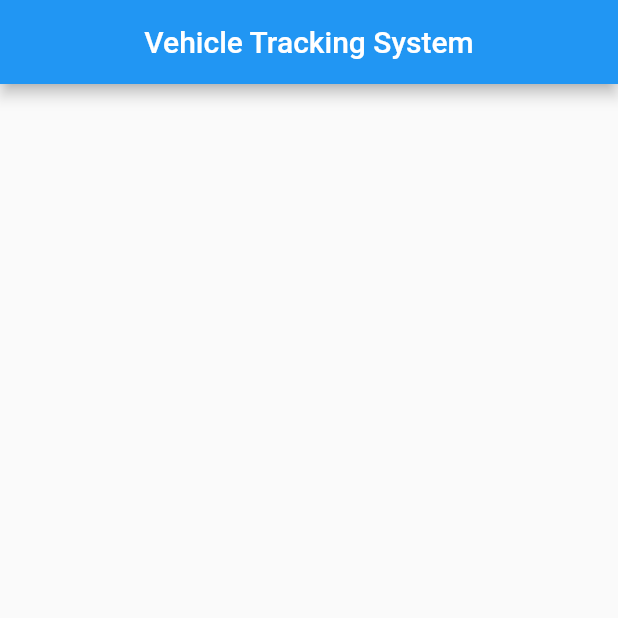
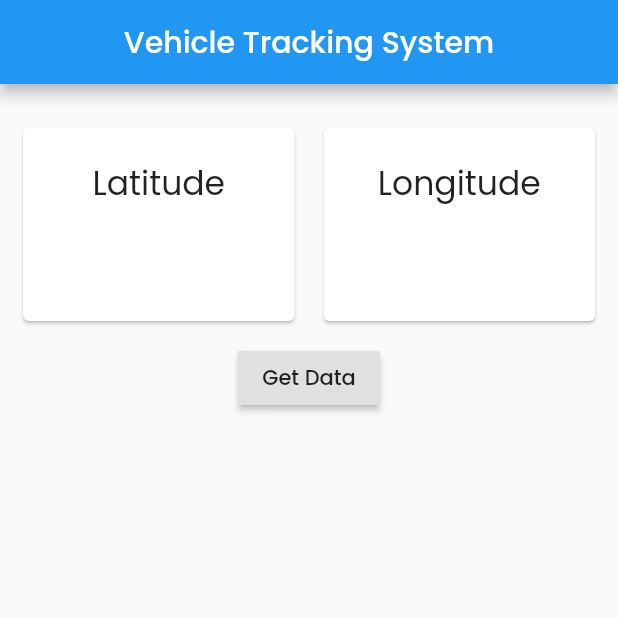
Before and after one commit to prashantchanne12/Vehicle-Tracking-System, a Flutter app: the screen it shows after launch, on a phone screen of 412 x 824 dp, the top half of it. Run offline on Flutter 3.47's test engine with Material 2 defaults, Android fonts, the phone set to English and light mode, and no system bars; our stand-ins replace firebase_database; accounts and stored records are empty.

Commit message:
fetching data from firebase

```diff
--- a/lib/main.dart
+++ b/lib/main.dart
@@ -1,4 +1,7 @@
 import 'package:flutter/material.dart';
+import 'package:firebase_database/firebase_database.dart';
+
+final databaseReference = FirebaseDatabase.instance.reference();
 
 void main() {
   runApp(MyApp());
@@ -13,6 +16,7 @@ class MyApp extends StatelessWidget {
       debugShowCheckedModeBanner: false,
       theme: ThemeData(
         primarySwatch: Colors.blue,
+        fontFamily: 'poppins',
         visualDensity: VisualDensity.adaptivePlatformDensity,
       ),
       home: MyHomePage(),
@@ -20,7 +24,31 @@ class MyApp extends StatelessWidget {
   }
 }
 
-class MyHomePage extends StatelessWidget {
+class MyHomePage extends StatefulWidget {
+  @override
+  _MyHomePageState createState() => _MyHomePageState();
+}
+
+class _MyHomePageState extends State<MyHomePage> {
+  var latitude = '';
+  var longitude = '';
+
+  @override
+  void initState() {
+    super.initState();
+    getData();
+  }
+
+  void getData() {
+    databaseReference.once().then((DataSnapshot snapshot) {
+      print('Data : ${snapshot.value}');
+      setState(() {
+        latitude = '${snapshot.value['latitude']}';
+        longitude = '${snapshot.value['longitude']}';
+      });
+    });
+  }
+
   @override
   Widget build(BuildContext context) {
     return Scaffold(
@@ -28,7 +56,79 @@ class MyHomePage extends StatelessWidget {
         title: Text('Vehicle Tracking System'),
         centerTitle: true,
       ),
-      body: Container(),
+      body: Container(
+        child: Column(
+          children: [
+            SizedBox(
+              height: 25.0,
+            ),
+            Row(
+              mainAxisAlignment: MainAxisAlignment.spaceEvenly,
+              children: [
+                Card(
+                  child: Container(
+                    width: (MediaQuery.of(context).size.width - 50) / 2,
+                    padding: EdgeInsets.all(20.0),
+                    decoration: BoxDecoration(
+                      border: Border.all(color: Colors.transparent),
+                    ),
+                    child: Column(
+                      children: [
+                        Text(
+                          'Latitude',
+                          style: TextStyle(
+                            fontSize: 22.0,
+                          ),
+                        ),
+                        SizedBox(height: 15.0),
+                        Text(
+                          latitude,
+                          style: TextStyle(
+                            fontSize: 26.0,
+                          ),
+                        ),
+                      ],
+                    ),
+                  ),
+                ),
+                Card(
+                  child: Container(
+                    width: (MediaQuery.of(context).size.width - 50) / 2,
+                    padding: EdgeInsets.all(20.0),
+                    decoration: BoxDecoration(
+                      border: Border.all(color: Colors.transparent),
+                    ),
+                    child: Column(
+                      children: [
+                        Text(
+                          'Longitude',
+                          style: TextStyle(
+                            fontSize: 22.0,
+                          ),
+                        ),
+                        SizedBox(height: 15.0),
+                        Text(
+                          longitude,
+                          style: TextStyle(
+                            fontSize: 26.0,
+                          ),
+                        ),
+                      ],
+                    ),
+                  ),
+                ),
+              ],
+            ),
+            SizedBox(height: 10.0),
+            RaisedButton(
+              child: Text('Get Data'),
+              onPressed: () {
+                getData();
+              },
+            )
+          ],
+        ),
+      ),
     );
   }
 }
```
Also changed, not shown: pubspec.yaml (+10 -4 lines), assets/fonts/Poppins-Bold.ttf (added), assets/fonts/Poppins-Medium.ttf (added), assets/fonts/Poppins-Regular.ttf (added), assets/fonts/Poppins-SemiBold.ttf (added), pubspec.lock, 3 other files.
